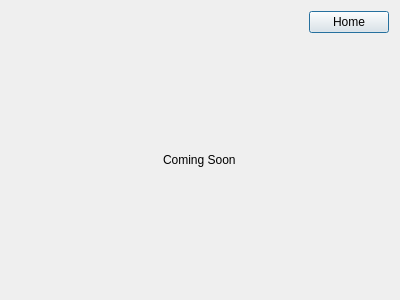
Above: src/tutorialdialog.ui from jordansz/ConcreteEditor2 before the change. Below: the same form after it.
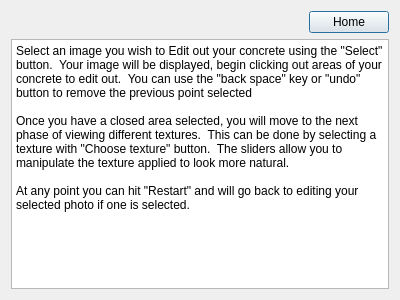
That is the form after the change.

Commit message:
Opengl back round fixed:
Also fixed a bug with pressing undo after selecting texture before
setting frontimg

```diff
--- a/src/tutorialdialog.ui
+++ b/src/tutorialdialog.ui
@@ -27,10 +27,14 @@
      </property>
     </widget>
    </item>
-   <item alignment="Qt::AlignHCenter|Qt::AlignTop">
-    <widget class="QLabel" name="label">
-     <property name="text">
-      <string>Coming Soon</string>
+   <item>
+    <widget class="QPlainTextEdit" name="plainTextEdit">
+     <property name="plainText">
+      <string>Select an image you wish to Edit out your concrete using the &quot;Select&quot; button.  Your image will be displayed, begin clicking out areas of your concrete to edit out.  You can use the &quot;back space&quot; key or &quot;undo&quot; button to remove the previous point selected
+
+Once you have a closed area selected, you will move to the next phase of viewing different textures.  This can be done by selecting a texture with &quot;Choose texture&quot; button.  The sliders allow you to manipulate the texture applied to look more natural.
+
+At any point you can hit &quot;Restart&quot; and will go back to editing your selected photo if one is selected.</string>
      </property>
     </widget>
    </item>
```
Left out of the diff: 2 changed lines with no effect on the pictures. The commit also changes 5 other files.
